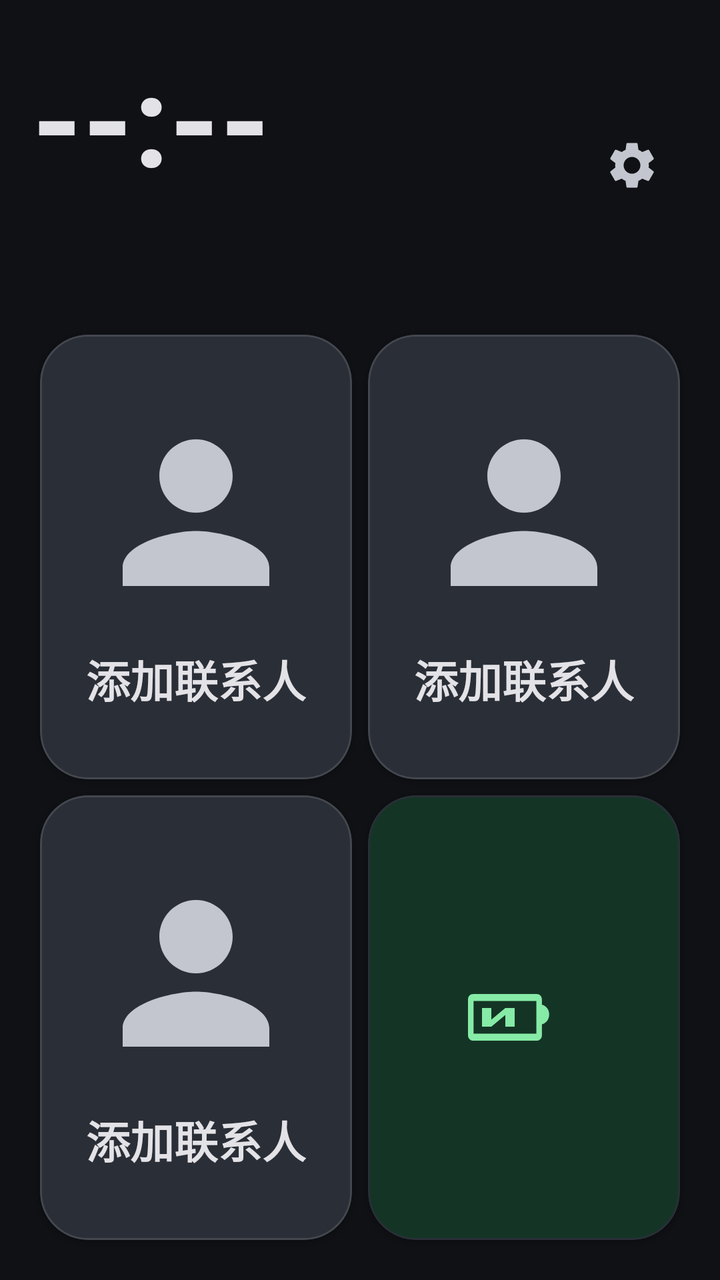
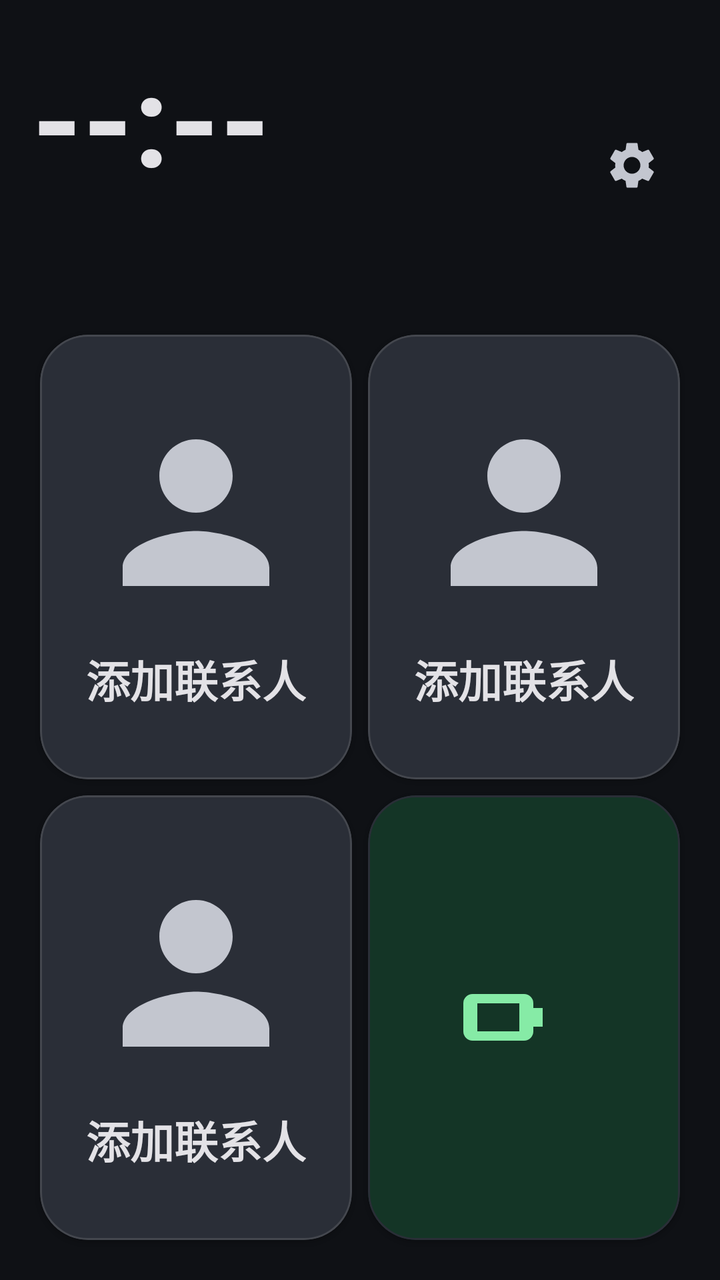

Screens rendered from an Android XML layout before and after an edit, with the pre-edit source and the edit as a unified diff.
<!-- AndroidManifest.xml: application theme Theme.ElderLauncher -->
<!-- res/layout/activity_home.xml -->
<?xml version="1.0" encoding="utf-8"?>
<LinearLayout xmlns:android="http://schemas.android.com/apk/res/android"
    xmlns:app="http://schemas.android.com/apk/res-auto"
    android:orientation="vertical"
    android:padding="16dp"
    android:background="?android:colorBackground"
    android:layout_width="match_parent"
    android:layout_height="match_parent">

    
    <LinearLayout
        android:orientation="horizontal"
        android:gravity="center_vertical"
        android:layout_width="match_parent"
        android:layout_height="wrap_content">

        <LinearLayout
            android:id="@+id/timeBlock"
            android:orientation="vertical"
            android:layout_width="0dp"
            android:layout_height="wrap_content"
            android:layout_weight="1">

            <TextView
                android:id="@+id/tvTime"
                android:layout_width="wrap_content"
                android:layout_height="wrap_content"
                android:text="--:--"
                android:textSize="64sp"
                android:textStyle="bold"
                android:textColor="?attr/colorOnSurface" />

            <TextView
                android:id="@+id/tvDate"
                android:layout_width="wrap_content"
                android:layout_height="wrap_content"
                android:text=""
                android:textSize="18sp"
                android:textColor="?attr/colorOnSurfaceVariant"
                android:layout_marginTop="2dp" />

            <TextView
                android:id="@+id/tvLunar"
                android:layout_width="wrap_content"
                android:layout_height="wrap_content"
                android:text=""
                android:textSize="16sp"
                android:textColor="?attr/colorOnSurfaceVariant" />
        </LinearLayout>

        
        <ImageButton
            android:id="@+id/btnSettings"
            android:layout_width="56dp"
            android:layout_height="56dp"
            android:src="@drawable/ic_settings"
            android:background="?attr/selectableItemBackgroundBorderless"
            app:tint="?attr/colorOnSurfaceVariant"
            android:contentDescription="@string/home_settings"
            android:scaleType="centerInside" />
    </LinearLayout>

    
    <GridLayout
        android:id="@+id/gridContacts"
        android:layout_width="match_parent"
        android:layout_height="0dp"
        android:layout_weight="1"
        android:columnCount="2"
        android:rowCount="2"
        android:useDefaultMargins="true"
        android:layout_marginTop="14dp">

        <com.google.android.material.card.MaterialCardView
            android:id="@+id/cardContact1"
            style="@style/ContactCard">
            <LinearLayout
                android:orientation="vertical"
                android:gravity="center"
                android:layout_width="match_parent"
                android:layout_height="match_parent">
                <com.google.android.material.imageview.ShapeableImageView
                    android:id="@+id/imgAvatar1"
                    android:layout_width="110dp"
                    android:layout_height="110dp"
                    android:scaleType="centerCrop"
                    android:src="@drawable/ic_person"
                    app:tint="?attr/colorOnSurfaceVariant"
                    app:shapeAppearanceOverlay="@style/AvatarRounded" />
                <TextView
                    android:id="@+id/tvName1"
                    android:layout_width="wrap_content"
                    android:layout_height="wrap_content"
                    android:text="@string/contact_add"
                    android:textSize="22sp"
                    android:textStyle="bold"
                    android:textColor="?attr/colorOnSurface"
                    android:layout_marginTop="12dp"
                    android:ellipsize="end"
                    android:maxLines="1" />
            </LinearLayout>
        </com.google.android.material.card.MaterialCardView>

        <com.google.android.material.card.MaterialCardView
            android:id="@+id/cardContact2"
            style="@style/ContactCard">
            <LinearLayout
                android:orientation="vertical"
                android:gravity="center"
                android:layout_width="match_parent"
                android:layout_height="match_parent">
                <com.google.android.material.imageview.ShapeableImageView
                    android:id="@+id/imgAvatar2"
                    android:layout_width="110dp"
                    android:layout_height="110dp"
                    android:scaleType="centerCrop"
                    android:src="@drawable/ic_person"
                    app:tint="?attr/colorOnSurfaceVariant"
                    app:shapeAppearanceOverlay="@style/AvatarRounded" />
                <TextView
                    android:id="@+id/tvName2"
                    android:layout_width="wrap_content"
                    android:layout_height="wrap_content"
                    android:text="@string/contact_add"
                    android:textSize="22sp"
                    android:textStyle="bold"
                    android:textColor="?attr/colorOnSurface"
                    android:layout_marginTop="12dp"
                    android:ellipsize="end"
                    android:maxLines="1" />
            </LinearLayout>
        </com.google.android.material.card.MaterialCardView>

        <com.google.android.material.card.MaterialCardView
            android:id="@+id/cardContact3"
            style="@style/ContactCard">
            <LinearLayout
                android:orientation="vertical"
                android:gravity="center"
                android:layout_width="match_parent"
                android:layout_height="match_parent">
                <com.google.android.material.imageview.ShapeableImageView
                    android:id="@+id/imgAvatar3"
                    android:layout_width="110dp"
                    android:layout_height="110dp"
                    android:scaleType="centerCrop"
                    android:src="@drawable/ic_person"
                    app:tint="?attr/colorOnSurfaceVariant"
                    app:shapeAppearanceOverlay="@style/AvatarRounded" />
                <TextView
                    android:id="@+id/tvName3"
                    android:layout_width="wrap_content"
                    android:layout_height="wrap_content"
                    android:text="@string/contact_add"
                    android:textSize="22sp"
                    android:textStyle="bold"
                    android:textColor="?attr/colorOnSurface"
                    android:layout_marginTop="12dp"
                    android:ellipsize="end"
                    android:maxLines="1" />
            </LinearLayout>
        </com.google.android.material.card.MaterialCardView>

        
        <com.google.android.material.card.MaterialCardView
            android:id="@+id/cardBattery"
            android:layout_width="0dp"
            android:layout_height="0dp"
            android:layout_columnWeight="1"
            android:layout_rowWeight="1"
            app:cardBackgroundColor="@color/colorBatteryBg"
            app:cardCornerRadius="24dp"
            app:cardElevation="1dp"
            app:contentPadding="16dp">

            <LinearLayout
                android:orientation="horizontal"
                android:gravity="center_vertical|center_horizontal"
                android:layout_width="match_parent"
                android:layout_height="match_parent">

                <ImageView
                    android:layout_width="56dp"
                    android:layout_height="56dp"
                    android:src="@drawable/ic_battery"
                    app:tint="@color/colorBatteryFg" />

                <LinearLayout
                    android:orientation="vertical"
                    android:layout_marginStart="14dp">
                    <TextView
                        android:layout_width="wrap_content"
                        android:layout_height="wrap_content"
                        android:text="@string/home_battery"
                        android:textSize="20sp"
                        android:textColor="@color/colorBatteryFg" />
                    <TextView
                        android:id="@+id/tvBattery"
                        android:layout_width="wrap_content"
                        android:layout_height="wrap_content"
                        android:text="--"
                        android:textSize="44sp"
                        android:textStyle="bold"
                        android:textColor="@color/colorBatteryFg" />
                </LinearLayout>
            </LinearLayout>
        </com.google.android.material.card.MaterialCardView>
    </GridLayout>
</LinearLayout>
<!-- resources referenced by this layout -->
<resources>
  <color name="colorBatteryBg">#143526</color>
  <color name="colorBatteryFg">#86EBA6</color>
  <!-- drawable ic_battery (drawable) -->
  <vector xmlns:android="http://schemas.android.com/apk/res/android"
      android:width="48dp"
      android:height="48dp"
      android:viewportWidth="24"
      android:viewportHeight="24">
      <path
          android:fillColor="#FFFFFF"
          android:pathData="M17.65 7H4.19C3.47 7 3 7.47 3 8.19V15.81C3 16.53 3.47 17 4.19 17H17.65C18.37 17 18.84 16.53 18.84 15.81V13.5C19.75 13.27 20.4 12.43 20.4 11.4C20.4 10.37 19.75 9.53 18.84 9.3V8.19C18.84 7.47 18.37 7 17.65 7ZM17.65 15.5H4.19V8.5H17.65V15.5ZM6 10V14H8L11 11.5V14H13V10H11L8 12.5V10H6Z" />
  </vector>
  <!-- drawable ic_person (drawable) -->
  <vector xmlns:android="http://schemas.android.com/apk/res/android"
      android:width="56dp"
      android:height="56dp"
      android:viewportWidth="24"
      android:viewportHeight="24">
      <path
          android:fillColor="#FFFFFF"
          android:pathData="M12,12c2.21,0 4,-1.79 4,-4s-1.79,-4 -4,-4 -4,1.79 -4,4 1.79,4 4,4zM12,14c-2.67,0 -8,1.34 -8,4v2h16v-2c0,-2.66 -5.33,-4 -8,-4z" />
  </vector>
  <string name="contact_add">添加联系人</string>
  <string name="home_battery">电量</string>
  <string name="home_settings">设置</string>
  <style name="AvatarRounded">
          <item name="cornerFamily">rounded</item>
          <item name="cornerSize">16dp</item>
      </style>
  <style name="ContactCard" parent="Widget.Material3.CardView.Filled">
          <item name="android:layout_width">0dp</item>
          <item name="android:layout_height">0dp</item>
          <item name="android:layout_columnWeight">1</item>
          <item name="android:layout_rowWeight">1</item>
          <item name="cardBackgroundColor">?attr/colorSurfaceVariant</item>
          <item name="cardCornerRadius">24dp</item>
          <item name="cardElevation">1dp</item>
          <item name="contentPadding">12dp</item>
          <item name="strokeColor">?attr/colorOutline</item>
          <item name="strokeWidth">1dp</item>
      </style>
  <color name="colorPrimary">#AEC6FF</color>
  <color name="colorOnPrimary">#0B2F66</color>
  <color name="colorPrimaryContainer">#284786</color>
  <color name="colorOnPrimaryContainer">#D9E2FF</color>
  <color name="colorSecondary">#BEC6DC</color>
  <color name="colorOnSecondary">#283141</color>
  <color name="colorSecondaryContainer">#3E4759</color>
  <color name="colorOnSecondaryContainer">#DAE2F9</color>
  <color name="colorTertiary">#DDBCE4</color>
  <color name="colorOnTertiary">#3F2844</color>
  <color name="colorTertiaryContainer">#573E5C</color>
  <color name="colorOnTertiaryContainer">#FAD8FF</color>
  <color name="colorOnBackground">#E2E2E9</color>
  <color name="colorSurface">#1A1C22</color>
  <color name="colorOnSurface">#E3E2E6</color>
  <color name="colorSurfaceVariant">#2A2E37</color>
  <color name="colorOnSurfaceVariant">#C3C6CF</color>
  <color name="colorSurfaceContainer">#1E2128</color>
  <color name="colorSurfaceContainerHigh">#282C34</color>
  <color name="colorSurfaceContainerHighest">#33373F</color>
  <color name="colorOutline">#44474E</color>
  <color name="colorOutlineVariant">#2A2E37</color>
  <color name="colorError">#FFB4AB</color>
  <color name="colorOnError">#690005</color>
  <color name="colorErrorContainer">#93000A</color>
  <color name="colorOnErrorContainer">#FFDAD6</color>
  <color name="colorBackground">#0F1115</color>
  <!-- unchanged entries left out for length: 2 -->
</resources>

<!-- the commit's change to res/layout/activity_home.xml (unified diff, before → after) -->
@@ -180,6 +180,7 @@
                 android:layout_height="match_parent">
 
                 <ImageView
+                    android:id="@+id/imgBattery"
                     android:layout_width="56dp"
                     android:layout_height="56dp"
                     android:src="@drawable/ic_battery"
@@ -189,6 +190,7 @@
                     android:orientation="vertical"
                     android:layout_marginStart="14dp">
                     <TextView
+                        android:id="@+id/tvBatteryLabel"
                         android:layout_width="wrap_content"
                         android:layout_height="wrap_content"
                         android:text="@string/home_battery"
<!-- resource entries referenced after the edit -->
@@ -8,9 +8,14 @@
       android:height="48dp"
       android:viewportWidth="24"
       android:viewportHeight="24">
+      
       <path
           android:fillColor="#FFFFFF"
-          android:pathData="M17.65 7H4.19C3.47 7 3 7.47 3 8.19V15.81C3 16.53 3.47 17 4.19 17H17.65C18.37 17 18.84 16.53 18.84 15.81V13.5C19.75 13.27 20.4 12.43 20.4 11.4C20.4 10.37 19.75 9.53 18.84 9.3V8.19C18.84 7.47 18.37 7 17.65 7ZM17.65 15.5H4.19V8.5H17.65V15.5ZM6 10V14H8L11 11.5V14H13V10H11L8 12.5V10H6Z" />
+          android:fillType="evenOdd"
+          android:pathData="M4,7 h11 a2,2 0 0 1 2,2 v6 a2,2 0 0 1 -2,2 h-11 a2,2 0 0 1 -2,-2 v-6 a2,2 0 0 1 2,-2 z M5,9 h9 v6 h-9 z" />
+      <path
+          android:fillColor="#FFFFFF"
+          android:pathData="M17,10 h2 v4 h-2 z" />
   </vector>
   <!-- drawable ic_person (drawable) -->
   <vector xmlns:android="http://schemas.android.com/apk/res/android"
